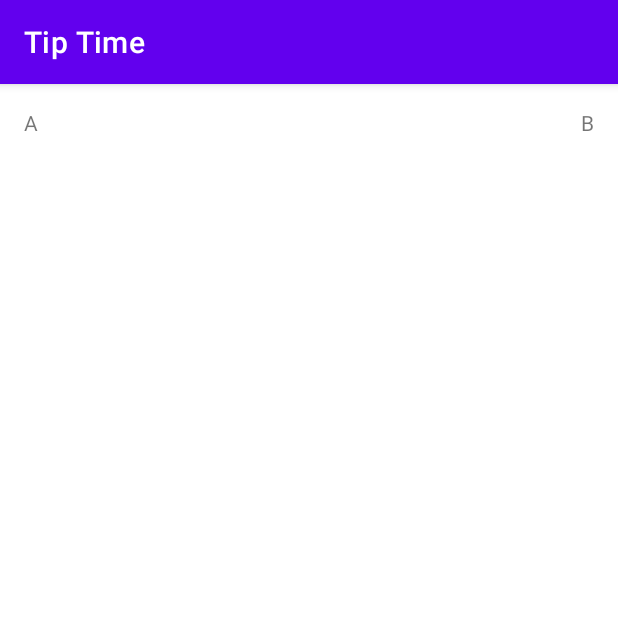
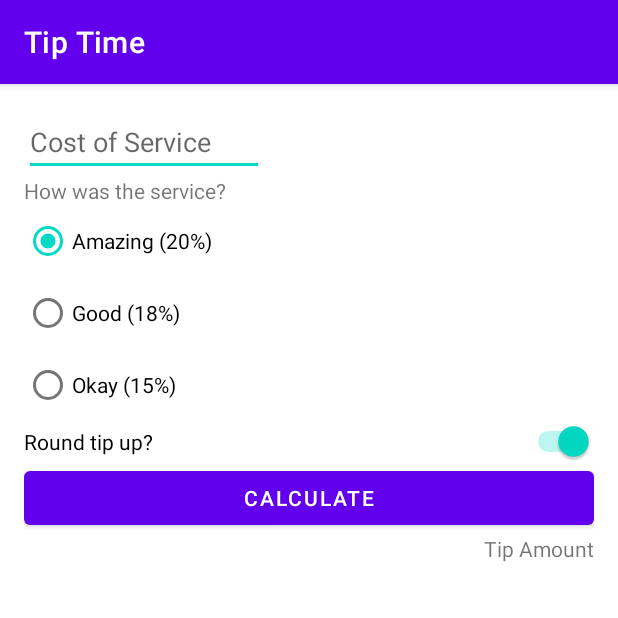
Before and after one commit to rodriguesporan/tip-time, an Android app: the screen it shows after launch (MainActivity), on a phone screen of 412 x 824 dp, the top half of it. Run offline under Robolectric (Android 15) with nearby library versions, the phone set to English and light mode, and no system bars.

Commit message:
feat: finilized project

```diff
--- a/app/src/main/res/layout/activity_main.xml
+++ b/app/src/main/res/layout/activity_main.xml
@@ -7,19 +7,76 @@
     android:padding="16dp"
     tools:context=".MainActivity">
 
+    <EditText
+        android:id="@+id/cost_of_service"
+        android:layout_width="160dp"
+        android:layout_height="wrap_content"
+        android:hint="@string/cost_of_service"
+        android:inputType="numberDecimal"
+        app:layout_constraintStart_toStartOf="parent"
+        app:layout_constraintTop_toTopOf="parent" />
+
     <TextView
-        android:id="@+id/textViewA"
+        android:id="@+id/service_question"
         android:layout_width="wrap_content"
         android:layout_height="wrap_content"
-        android:text="A"
+        android:text="@string/how_was_the_service"
         app:layout_constraintStart_toStartOf="parent"
-        app:layout_constraintTop_toTopOf="parent" />
-    <TextView
-        android:id="@+id/textViewB"
+        app:layout_constraintTop_toBottomOf="@id/cost_of_service" />
+
+    <RadioGroup
+        android:id="@+id/tip_options"
         android:layout_width="wrap_content"
         android:layout_height="wrap_content"
-        android:text="B"
+        android:checkedButton="@id/option_twenty_percent"
+        android:orientation="vertical"
+        app:layout_constraintStart_toStartOf="parent"
+        app:layout_constraintTop_toBottomOf="@id/service_question">
+
+        <RadioButton
+            android:id="@+id/option_twenty_percent"
+            android:layout_width="wrap_content"
+            android:layout_height="wrap_content"
+            android:text="@string/amazing_service" />
+
+        <RadioButton
+            android:id="@+id/option_eighteen_percent"
+            android:layout_width="wrap_content"
+            android:layout_height="wrap_content"
+            android:text="@string/good_service" />
+
+        <RadioButton
+            android:id="@+id/option_fifteen_percent"
+            android:layout_width="wrap_content"
+            android:layout_height="wrap_content"
+            android:text="@string/ok_service" />
+    </RadioGroup>
+
+    <Switch
+        android:id="@+id/round_tip_switch"
+        android:layout_width="0dp"
+        android:layout_height="wrap_content"
+        android:checked="true"
+        android:text="@string/round_tip_up"
         app:layout_constraintEnd_toEndOf="parent"
-        app:layout_constraintTop_toTopOf="parent" />
+        app:layout_constraintStart_toStartOf="parent"
+        app:layout_constraintTop_toBottomOf="@+id/tip_options" />
+
+    <Button
+        android:id="@+id/round_tip_button"
+        android:layout_width="0dp"
+        android:layout_height="wrap_content"
+        android:text="@string/calculate"
+        app:layout_constraintEnd_toEndOf="parent"
+        app:layout_constraintStart_toStartOf="parent"
+        app:layout_constraintTop_toBottomOf="@+id/round_tip_switch" />
+
+    <TextView
+        android:id="@+id/tip_result"
+        android:layout_width="wrap_content"
+        android:layout_height="wrap_content"
+        android:text="@string/tip_amount"
+        app:layout_constraintEnd_toEndOf="parent"
+        app:layout_constraintTop_toBottomOf="@+id/round_tip_button" />
 
 </androidx.constraintlayout.widget.ConstraintLayout>
```
